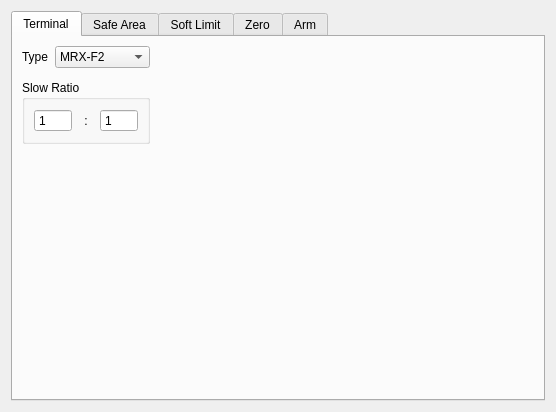
This is source/plugin/t4/config.ui in ww4u/mct-t4 as Qt 5 draws it before an edit. The edited form follows.
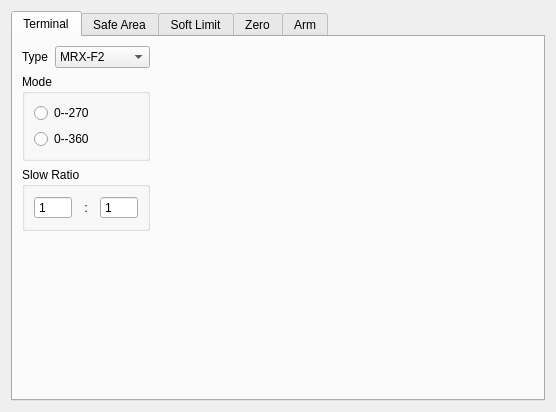
This is the edited form. Icons and pictures are not drawn. Custom widgets are drawn as their Qt base class.

Diff of the .ui file:
```diff
--- a/source/plugin/t4/config.ui
+++ b/source/plugin/t4/config.ui
@@ -175,6 +175,29 @@
          </property>
         </spacer>
        </item>
+       <item row="1" column="0" colspan="2">
+        <widget class="QGroupBox" name="gpRange">
+         <property name="title">
+          <string>Mode</string>
+         </property>
+         <layout class="QVBoxLayout" name="verticalLayout_2">
+          <item>
+           <widget class="QRadioButton" name="rad270">
+            <property name="text">
+             <string>0--270</string>
+            </property>
+           </widget>
+          </item>
+          <item>
+           <widget class="QRadioButton" name="rad360">
+            <property name="text">
+             <string>0--360</string>
+            </property>
+           </widget>
+          </item>
+         </layout>
+        </widget>
+       </item>
       </layout>
      </widget>
      <widget class="QWidget" name="tabSafeArea">
```
